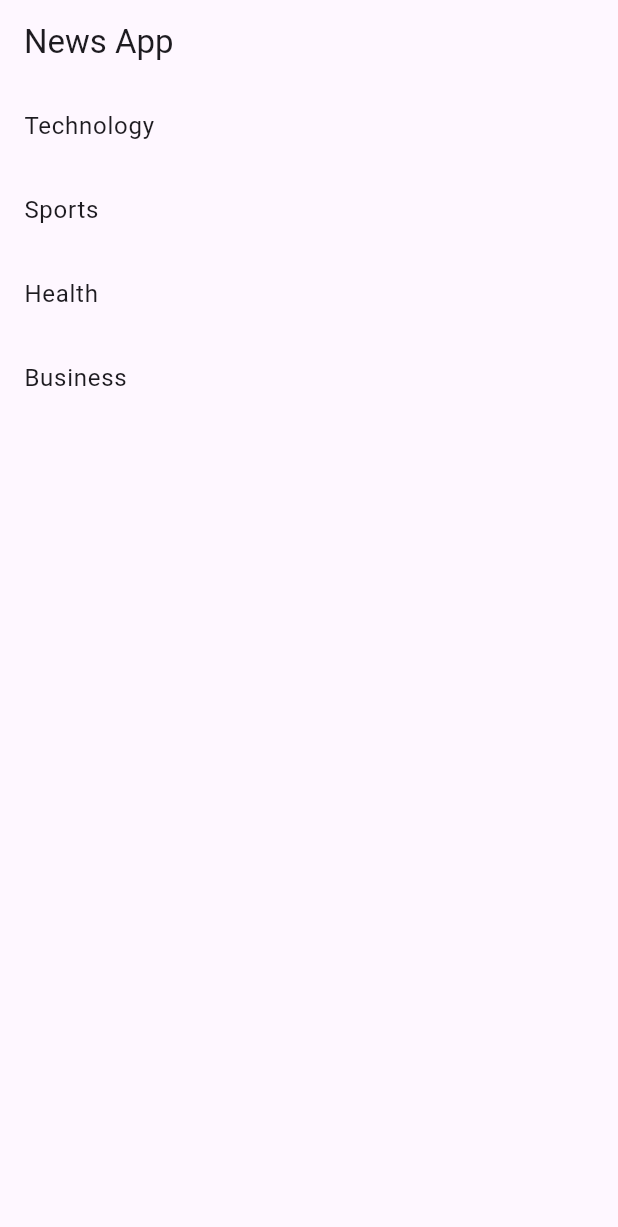
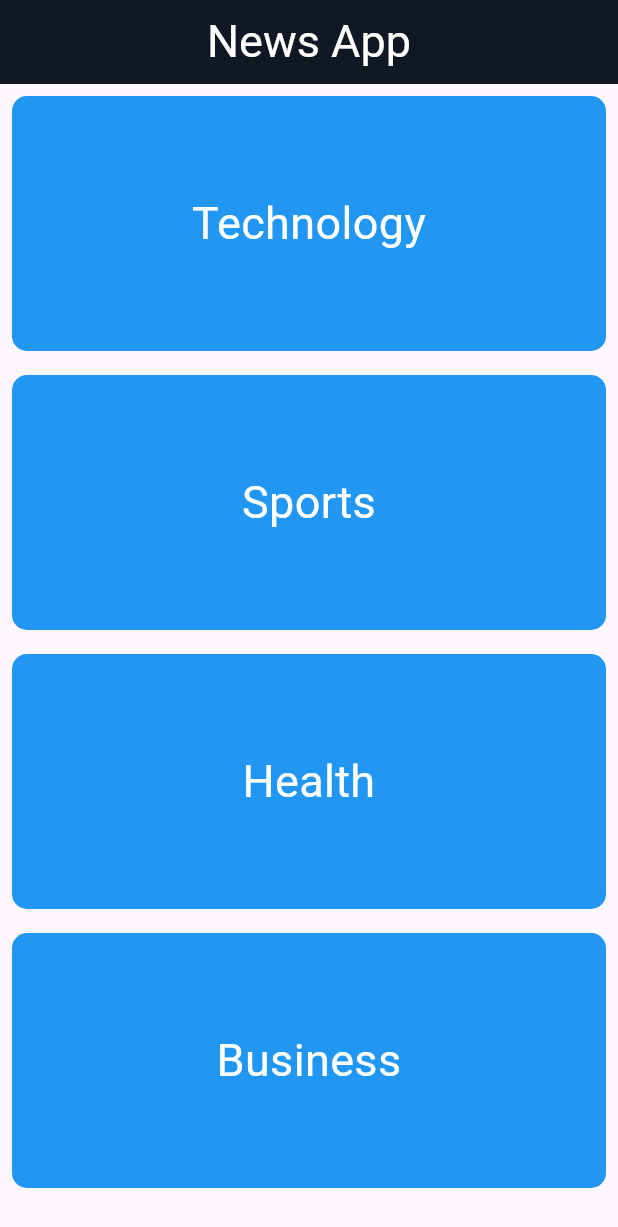
Before and after one commit to serdarcubuk/News-Flutter-Mobile-App, a Flutter app: the screen it shows after launch, on a phone screen of 412 x 824 dp. Shown: the top 1227 px of the screen. Run offline on Flutter 3.47's test engine with Material 3 defaults, Android fonts, the phone set to English and light mode, and no system bars.

Commit message:
ui improved

```diff
--- a/lib/providers/news_provider.dart
+++ b/lib/providers/news_provider.dart
@@ -16,6 +16,7 @@ class NewsProvider with ChangeNotifier {
       if (response.statusCode == 200) {
         final extractedData = json.decode(response.body)['articles'] as List;
         _articles = extractedData
+            .where((articleData) => articleData['author'] != null)
             .map((articleData) => Article.fromJson(articleData))
             .toList();
         notifyListeners();
--- a/lib/screens/home_screen.dart
+++ b/lib/screens/home_screen.dart
@@ -6,7 +6,9 @@ class HomeScreen extends StatelessWidget {
   Widget build(BuildContext context) {
     return Scaffold(
       appBar: AppBar(
-        title: Text('News App'),
+        title: Text('News App', style: TextStyle(color: Colors.white, fontSize: 30)),
+        centerTitle: true,
+        backgroundColor: Color.fromRGBO(16, 24, 35, 1),
       ),
       body: ListView(
         children: [
--- a/lib/widgets/category_list_item.dart
+++ b/lib/widgets/category_list_item.dart
@@ -8,8 +8,7 @@ class CategoryListItem extends StatelessWidget {
 
   @override
   Widget build(BuildContext context) {
-    return ListTile(
-      title: Text(category),
+    return GestureDetector(
       onTap: () {
         Navigator.of(context).push(
           MaterialPageRoute(
@@ -17,6 +16,22 @@ class CategoryListItem extends StatelessWidget {
           ),
         );
       },
+      child: Container(
+        margin: EdgeInsets.all(8.0),
+        padding: EdgeInsets.all(16.0), // İçeriğe ek boşluk ekleyin
+        height: 170.0, // Kutunun yüksekliğini ayarlayın
+        decoration: BoxDecoration(
+          color: Colors.blue,
+          borderRadius: BorderRadius.circular(10.0),
+        ),
+        child: Center(
+          child: Text(
+            category,
+            style: TextStyle(color: Colors.white, fontSize: 30),
+            textAlign: TextAlign.center, // Metni ortalayın
+          ),
+        ),
+      ),
     );
   }
 }
```
Also changed, not shown: img/ui.png (added), 1 other file.
